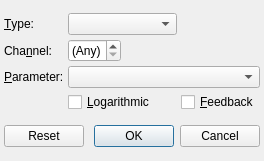
Qt form src/qtractorMidiControlObserverForm.ui (rncbc/qtractor) before a commit.
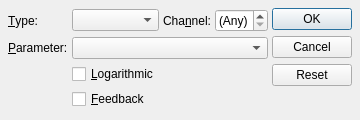
The same form after that commit. Icons and pictures are not drawn.

Commit message: - MIDI control observer pattern implementation is   sneaking in, getting ready for the so-called and   long-awaited "MIDI Learn" feature and arbitrary   MIDI controller assignment for plugin parameters   in particular. (EXPERIMENTAL)

What changed in the file:
```diff
--- a/src/qtractorMidiControlObserverForm.ui
+++ b/src/qtractorMidiControlObserverForm.ui
@@ -26,8 +26,8 @@
    <rect>
     <x>0</x>
     <y>0</y>
-    <width>264</width>
-    <height>161</height>
+    <width>360</width>
+    <height>120</height>
    </rect>
   </property>
   <property name="windowTitle">
@@ -36,7 +36,7 @@
   <property name="windowIcon">
    <iconset>:/images/itemControllers.png</iconset>
   </property>
-  <layout class="QVBoxLayout">
+  <layout class="QHBoxLayout">
    <item>
     <layout class="QGridLayout">
      <item row="0" column="0">
@@ -49,10 +49,20 @@
        </property>
       </widget>
      </item>
-     <item row="0" column="1" colspan="2">
-      <widget class="QComboBox" name="ControlTypeComboBox"/>
+     <item row="0" column="1">
+      <widget class="QComboBox" name="ControlTypeComboBox">
+       <property name="sizePolicy">
+        <sizepolicy hsizetype="Expanding" vsizetype="Fixed">
+         <horstretch>0</horstretch>
+         <verstretch>0</verstretch>
+        </sizepolicy>
+       </property>
+       <property name="toolTip">
+        <string>MIDI event type</string>
+       </property>
+      </widget>
      </item>
-     <item row="1" column="0">
+     <item row="0" column="2">
       <widget class="QLabel" name="ChannelTextLabel">
        <property name="text">
         <string>Cha&amp;nnel:</string>
@@ -62,7 +72,7 @@
        </property>
       </widget>
      </item>
-     <item row="1" column="1">
+     <item row="0" column="3">
       <widget class="QSpinBox" name="ChannelSpinBox">
        <property name="specialValueText">
         <string>(Any)</string>
@@ -75,7 +85,7 @@
        </property>
       </widget>
      </item>
-     <item row="2" column="0">
+     <item row="1" column="0">
       <widget class="QLabel" name="ParamTextLabel">
        <property name="text">
         <string>&amp;Parameter:</string>
@@ -85,17 +95,27 @@
        </property>
       </widget>
      </item>
-     <item row="2" column="1" colspan="3">
-      <widget class="QComboBox" name="ParamComboBox"/>
+     <item row="1" column="1" colspan="3">
+      <widget class="QComboBox" name="ParamComboBox">
+       <property name="sizePolicy">
+        <sizepolicy hsizetype="Expanding" vsizetype="Fixed">
+         <horstretch>0</horstretch>
+         <verstretch>0</verstretch>
+        </sizepolicy>
+       </property>
+       <property name="toolTip">
+        <string>MIDI parameter</string>
+       </property>
+      </widget>
      </item>
-     <item row="3" column="1" colspan="2">
+     <item row="2" column="1" colspan="2">
       <widget class="QCheckBox" name="LogarithmicCheckBox">
        <property name="text">
         <string>&amp;Logarithmic</string>
        </property>
       </widget>
      </item>
-     <item row="3" column="3">
+     <item row="3" column="1" colspan="2">
       <widget class="QCheckBox" name="FeedbackCheckBox">
        <property name="text">
         <string>&amp;Feedback</string>
@@ -106,6 +126,9 @@
    </item>
    <item>
     <widget class="QDialogButtonBox" name="DialogButtonBox">
+     <property name="orientation">
+      <enum>Qt::Vertical</enum>
+     </property>
      <property name="standardButtons">
       <set>QDialogButtonBox::Cancel|QDialogButtonBox::Ok|QDialogButtonBox::Reset</set>
      </property>
@@ -113,7 +136,7 @@
    </item>
   </layout>
  </widget>
- <layoutdefault spacing="4" margin="4"/>
+ <layoutdefault spacing="4" margin="8"/>
  <tabstops>
   <tabstop>ControlTypeComboBox</tabstop>
   <tabstop>ChannelSpinBox</tabstop>
```
Left out of the diff: 11 changed lines with no effect on the pictures. The commit also changes 4 other files.
